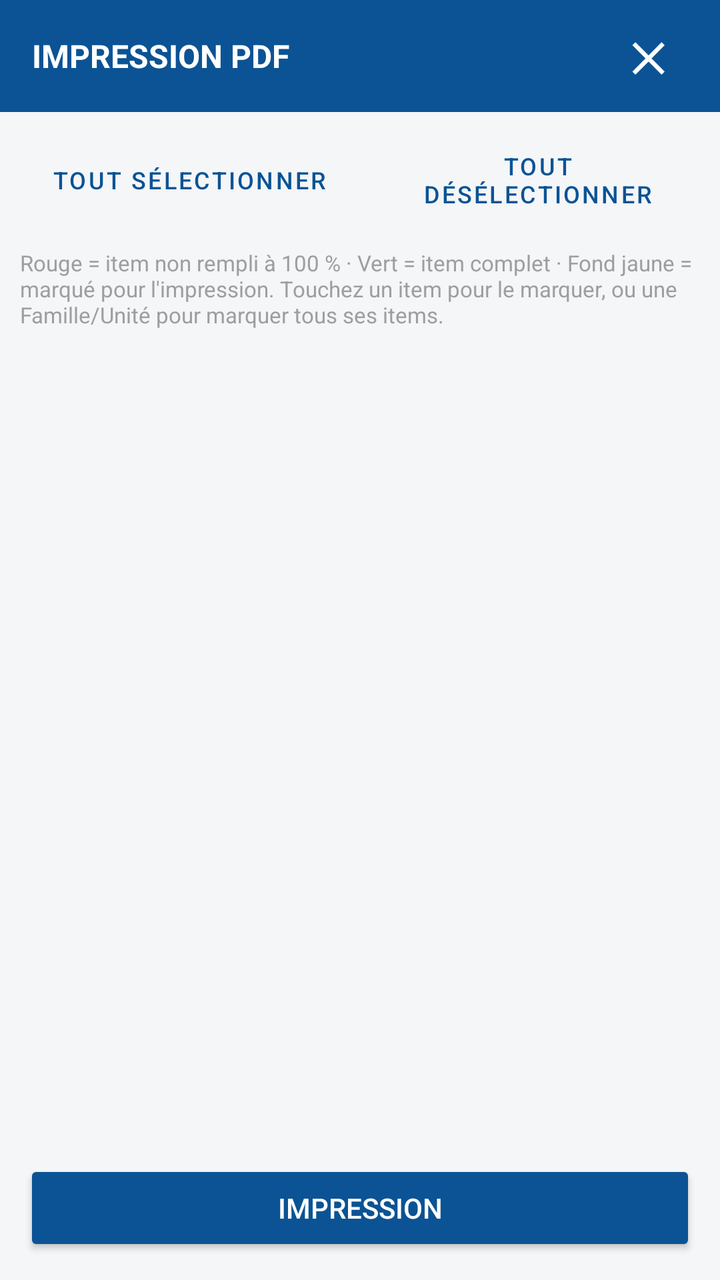
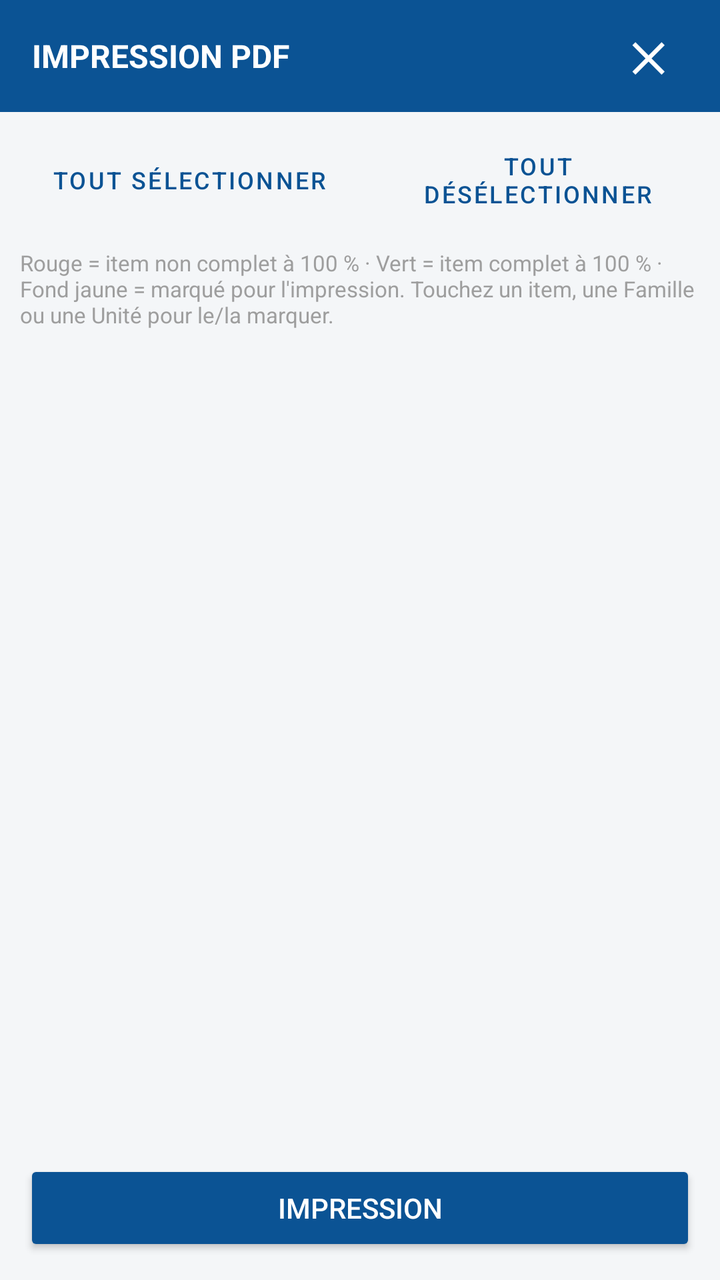

Before-and-after screenshots of an Android layout around one commit, followed by the original layout XML and the change that was made.
<!-- AndroidManifest.xml: application theme Theme.PVJointage -->
<!-- res/layout/dialog_pdf_export.xml -->
<?xml version="1.0" encoding="utf-8"?>
<LinearLayout xmlns:android="http://schemas.android.com/apk/res/android"
    android:layout_width="match_parent"
    android:layout_height="match_parent"
    android:orientation="vertical"
    android:background="@color/background">

    <LinearLayout
        android:layout_width="match_parent"
        android:layout_height="?attr/actionBarSize"
        android:background="@color/primary"
        android:orientation="horizontal"
        android:gravity="center_vertical"
        android:paddingStart="16dp"
        android:paddingEnd="16dp">

        <TextView
            android:layout_width="0dp"
            android:layout_height="wrap_content"
            android:layout_weight="1"
            android:text="@string/pdf_export_titre"
            android:textColor="@color/white"
            android:textStyle="bold"
            android:textSize="16sp" />

        <TextView
            android:id="@+id/btnFermerPdfExport"
            android:layout_width="40dp"
            android:layout_height="40dp"
            android:gravity="center"
            android:text="✕"
            android:textColor="@color/white"
            android:textSize="20sp"
            android:textStyle="bold"
            android:background="?attr/selectableItemBackgroundBorderless"
            android:clickable="true"
            android:focusable="true"
            android:contentDescription="@string/fermer" />
    </LinearLayout>

    <LinearLayout
        android:layout_width="match_parent"
        android:layout_height="wrap_content"
        android:orientation="horizontal"
        android:gravity="center_vertical"
        android:padding="10dp">

        <Button
            android:id="@+id/btnToutSelectionner"
            style="@style/Widget.MaterialComponents.Button.OutlinedButton"
            android:layout_width="wrap_content"
            android:layout_height="wrap_content"
            android:layout_marginEnd="8dp"
            android:text="@string/pdf_export_tout_selectionner"
            android:textSize="12sp" />

        <Button
            android:id="@+id/btnToutDeselectionner"
            style="@style/Widget.MaterialComponents.Button.OutlinedButton"
            android:layout_width="wrap_content"
            android:layout_height="wrap_content"
            android:text="@string/pdf_export_tout_deselectionner"
            android:textSize="12sp" />

        <TextView
            android:id="@+id/tvSelectionCount"
            android:layout_width="0dp"
            android:layout_height="wrap_content"
            android:layout_weight="1"
            android:gravity="end"
            android:textStyle="bold"
            android:textColor="@color/primary_dark"
            android:textSize="13sp" />
    </LinearLayout>

    <TextView
        android:layout_width="match_parent"
        android:layout_height="wrap_content"
        android:text="@string/pdf_export_legende"
        android:textSize="11sp"
        android:textColor="@color/en_attente"
        android:paddingStart="10dp"
        android:paddingEnd="10dp"
        android:paddingBottom="6dp" />

    <HorizontalScrollView
        android:layout_width="match_parent"
        android:layout_height="0dp"
        android:layout_weight="1">

        <ScrollView
            android:layout_width="wrap_content"
            android:layout_height="match_parent">

            <TableLayout
                android:id="@+id/pdfExportTable"
                android:layout_width="wrap_content"
                android:layout_height="wrap_content"
                android:padding="10dp" />
        </ScrollView>
    </HorizontalScrollView>

    <Button
        android:id="@+id/btnImprimer"
        android:layout_width="match_parent"
        android:layout_height="wrap_content"
        android:layout_margin="12dp"
        android:backgroundTint="@color/primary"
        android:textColor="@color/white"
        android:text="@string/btn_impression" />

</LinearLayout>
<!-- resources referenced by this layout -->
<resources>
  <color name="background">#F4F6F8</color>
  <color name="en_attente">#9E9E9E</color>
  <color name="primary">#0B5394</color>
  <color name="primary_dark">#073763</color>
  <color name="white">#FFFFFF</color>
  <string name="btn_impression">Impression</string>
  <string name="fermer">Fermer</string>
  <string name="pdf_export_legende">Rouge = item non rempli à 100 %  ·  Vert = item complet  ·  Fond jaune = marqué pour l\'impression. Touchez un item pour le marquer, ou une Famille/Unité pour marquer tous ses items.</string>
  <string name="pdf_export_titre">IMPRESSION PDF</string>
  <string name="pdf_export_tout_deselectionner">Tout désélectionner</string>
  <string name="pdf_export_tout_selectionner">Tout sélectionner</string>
  <style name="Theme.PVJointage" parent="Theme.MaterialComponents.DayNight.NoActionBar">
          <item name="colorPrimary">@color/primary</item>
          <item name="colorPrimaryDark">@color/primary_dark</item>
          <item name="colorAccent">@color/accent</item>
          <item name="android:windowBackground">@color/background</item>
      </style>
  <color name="accent">#F1C232</color>
</resources>

<!-- the commit's change to res/layout/dialog_pdf_export.xml (unified diff, before → after) -->
@@ -74,6 +74,7 @@
     </LinearLayout>
 
     <TextView
+        android:id="@+id/tvLegendePdfExport"
         android:layout_width="match_parent"
         android:layout_height="wrap_content"
         android:text="@string/pdf_export_legende"
<!-- resource entries referenced after the edit -->
@@ -7,7 +7,7 @@
   <color name="white">#FFFFFF</color>
   <string name="btn_impression">Impression</string>
   <string name="fermer">Fermer</string>
-  <string name="pdf_export_legende">Rouge = item non rempli à 100 %  ·  Vert = item complet  ·  Fond jaune = marqué pour l\'impression. Touchez un item pour le marquer, ou une Famille/Unité pour marquer tous ses items.</string>
+  <string name="pdf_export_legende">Rouge = item non complet à 100 %  ·  Vert = item complet à 100 %  ·  Fond jaune = marqué pour l\'impression. Touchez un item, une Famille ou une Unité pour le/la marquer.</string>
   <string name="pdf_export_titre">IMPRESSION PDF</string>
   <string name="pdf_export_tout_deselectionner">Tout désélectionner</string>
   <string name="pdf_export_tout_selectionner">Tout sélectionner</string>
